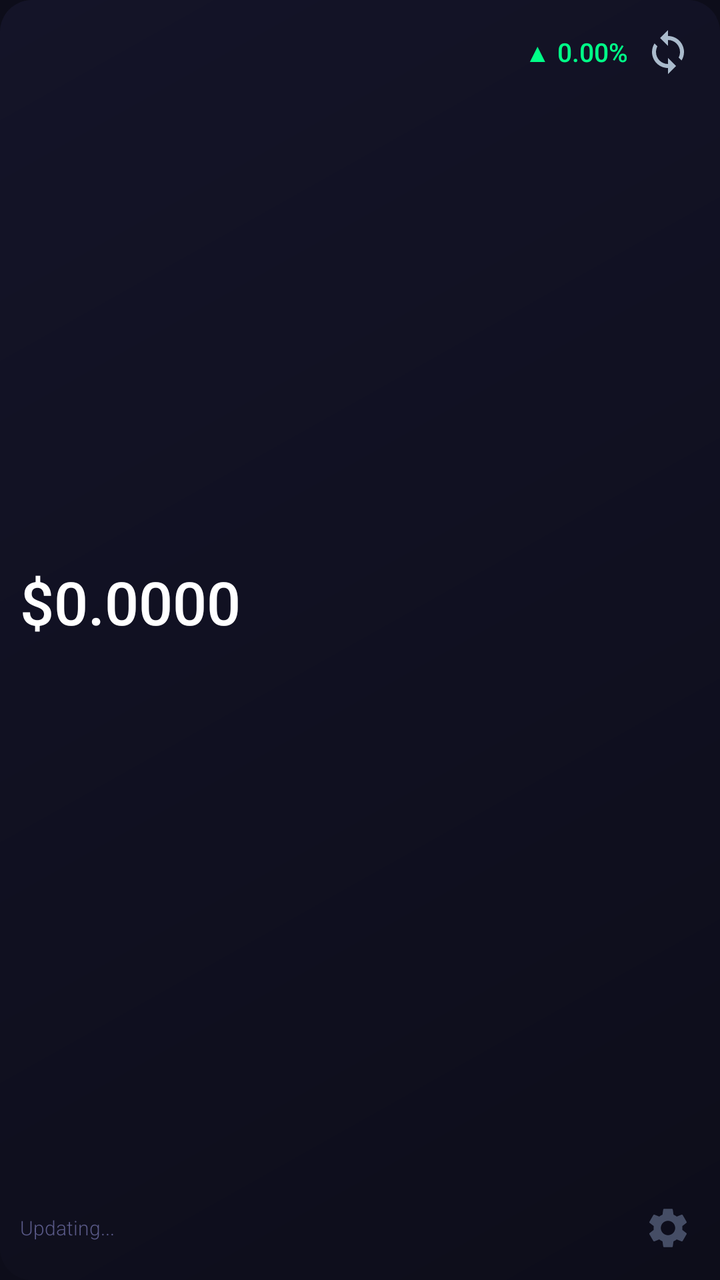
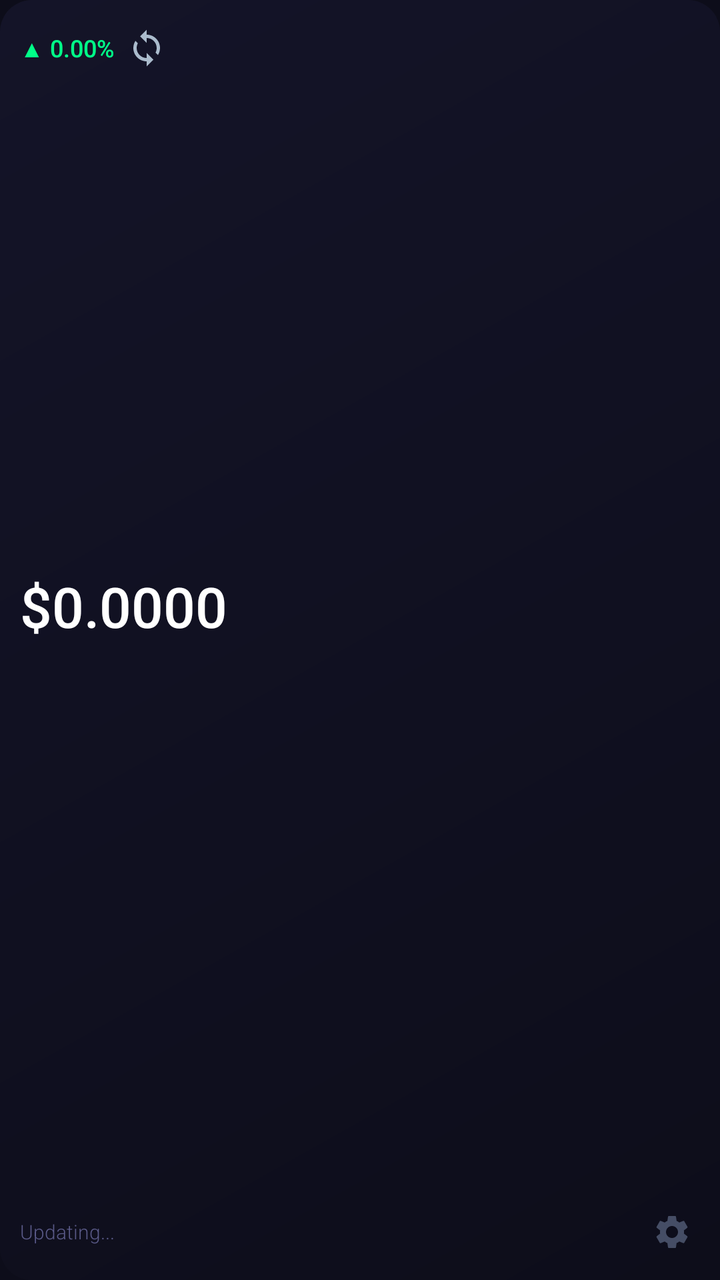

Screens rendered from an Android XML layout before and after an edit, with the pre-edit source and the edit as a unified diff.
<!-- AndroidManifest.xml: application theme Theme.Coinflow -->
<!-- res/layout/widget_layout.xml -->
<?xml version="1.0" encoding="utf-8"?>
<RelativeLayout xmlns:android="http://schemas.android.com/apk/res/android"
    android:id="@+id/widget_root"
    android:layout_width="match_parent"
    android:layout_height="match_parent"
    android:background="@drawable/widget_background"
    android:padding="10dp">

    
    <LinearLayout
        android:id="@+id/top_row"
        android:layout_width="match_parent"
        android:layout_height="wrap_content"
        android:orientation="horizontal"
        android:gravity="center_vertical"
        android:layout_alignParentTop="true">

        <TextView
            android:id="@+id/tv_coin_symbol"
            android:layout_width="0dp"
            android:layout_height="wrap_content"
            android:layout_weight="1"
            android:text=""
            android:textColor="#AABBCC"
            android:textSize="14sp"
            android:fontFamily="sans-serif-medium"
            android:letterSpacing="0.12" />

        <TextView
            android:id="@+id/tv_change"
            android:layout_width="wrap_content"
            android:layout_height="wrap_content"
            android:textSize="13sp"
            android:fontFamily="sans-serif-medium"
            android:textColor="#00FF88"
            android:layout_marginEnd="4dp"
            android:text="▲ 0.00%" />

        <ImageView
            android:id="@+id/btn_refresh"
            android:layout_width="32dp"
            android:layout_height="32dp"
            android:padding="4dp"
            android:src="@drawable/ic_refresh"
            android:contentDescription="Refresh" />
    </LinearLayout>

    
    <LinearLayout
        android:id="@+id/bottom_row"
        android:layout_width="match_parent"
        android:layout_height="wrap_content"
        android:orientation="horizontal"
        android:gravity="center_vertical"
        android:layout_alignParentBottom="true">

        <TextView
            android:id="@+id/tv_last_updated"
            android:layout_width="0dp"
            android:layout_height="wrap_content"
            android:layout_weight="1"
            android:textColor="#5A5A88"
            android:textSize="10sp"
            android:fontFamily="sans-serif-light"
            android:text="Updating..." />

        <ImageView
            android:id="@+id/btn_settings"
            android:layout_width="32dp"
            android:layout_height="32dp"
            android:padding="4dp"
            android:src="@drawable/widget_settings_icon"
            android:contentDescription="Settings" />
    </LinearLayout>

    
    <FrameLayout
        android:id="@+id/sparkline_container"
        android:layout_width="match_parent"
        android:layout_height="36dp"
        android:layout_above="@id/bottom_row"
        android:layout_marginBottom="2dp">

        <ImageView
            android:id="@+id/iv_sparkline"
            android:layout_width="match_parent"
            android:layout_height="match_parent"
            android:scaleType="fitXY"
            android:contentDescription="Price chart" />

    </FrameLayout>

    
    <LinearLayout
        android:id="@+id/price_row"
        android:layout_width="match_parent"
        android:layout_height="wrap_content"
        android:orientation="horizontal"
        android:gravity="center_vertical"
        android:layout_below="@id/top_row"
        android:layout_above="@id/sparkline_container"
        android:paddingTop="2dp"
        android:paddingBottom="2dp">

        <TextView
            android:id="@+id/tv_price"
            android:layout_width="0dp"
            android:layout_height="wrap_content"
            android:layout_weight="1"
            android:textColor="#FFFFFF"
            android:textSize="30sp"
            android:fontFamily="sans-serif-medium"
            android:text="$0.0000" />

        
        <LinearLayout
            android:id="@+id/wallet_row"
            android:layout_width="wrap_content"
            android:layout_height="wrap_content"
            android:orientation="vertical"
            android:gravity="end"
            android:visibility="gone">

            <TextView
                android:id="@+id/tv_balance"
                android:layout_width="wrap_content"
                android:layout_height="wrap_content"
                android:textColor="#00D4FF"
                android:textSize="14sp"
                android:fontFamily="sans-serif-medium"
                android:text="" />

            <TextView
                android:id="@+id/tv_portfolio_value"
                android:layout_width="wrap_content"
                android:layout_height="wrap_content"
                android:textColor="#8899BB"
                android:textSize="12sp"
                android:fontFamily="sans-serif-light"
                android:text="≈ $0.00" />
        </LinearLayout>

    </LinearLayout>

</RelativeLayout>
<!-- resources referenced by this layout -->
<resources>
  <!-- drawable ic_refresh (drawable) -->
  <?xml version="1.0" encoding="utf-8"?>
  <vector xmlns:android="http://schemas.android.com/apk/res/android"
      android:width="24dp"
      android:height="24dp"
      android:viewportWidth="24"
      android:viewportHeight="24">
      <path
          android:fillColor="#AABBCC"
          android:pathData="M12,4V1L8,5l4,4V6c3.31,0 6,2.69 6,6 0,1.01-0.25,1.97-0.7,2.8l1.46,1.46C19.54,15.03 20,13.57 20,12c0-4.42-3.58-8-8-8zM12,18c-3.31,0-6-2.69-6-6 0-1.01 0.25-1.97 0.7-2.8L5.24,7.74C4.46,8.97 4,10.43 4,12c0,4.42 3.58,8 8,8v3l4-4-4-4v3z"/>
  </vector>
  <!-- drawable widget_background (drawable) -->
  <?xml version="1.0" encoding="utf-8"?>
  <shape xmlns:android="http://schemas.android.com/apk/res/android"
      android:shape="rectangle">
      <gradient
          android:startColor="#0D0D1A"
          android:endColor="#141428"
          android:angle="135"
          android:type="linear" />
      <corners android:radius="16dp" />
  </shape>
  <!-- drawable widget_settings_icon (drawable) -->
  <?xml version="1.0" encoding="utf-8"?>
  <vector xmlns:android="http://schemas.android.com/apk/res/android"
      android:width="24dp"
      android:height="24dp"
      android:viewportWidth="24"
      android:viewportHeight="24">
      <path
          android:fillColor="#778899BB"
          android:pathData="M19.14,12.94c0.04,-0.3 0.06,-0.61 0.06,-0.94c0,-0.32 -0.02,-0.64 -0.07,-0.94l2.03,-1.58c0.18,-0.14 0.23,-0.41 0.12,-0.61l-1.92,-3.32c-0.12,-0.22 -0.37,-0.29 -0.59,-0.22l-2.39,0.96c-0.5,-0.38 -1.03,-0.7 -1.62,-0.94L14.4,2.81c-0.04,-0.24 -0.24,-0.41 -0.48,-0.41h-3.84c-0.24,0 -0.43,0.17 -0.47,0.41L9.25,5.35C8.66,5.59 8.12,5.92 7.63,6.29L5.24,5.33c-0.22,-0.08 -0.47,0 -0.59,0.22L2.74,8.87C2.62,9.08 2.66,9.34 2.86,9.48l2.03,1.58C4.84,11.36 4.8,11.69 4.8,12s0.02,0.64 0.07,0.94l-2.03,1.58c-0.18,0.14 -0.23,0.41 -0.12,0.61l1.92,3.32c0.12,0.22 0.37,0.29 0.59,0.22l2.39,-0.96c0.5,0.38 1.03,0.7 1.62,0.94l0.36,2.54c0.05,0.24 0.24,0.41 0.48,0.41h3.84c0.24,0 0.44,-0.17 0.47,-0.41l0.36,-2.54c0.59,-0.24 1.13,-0.56 1.62,-0.94l2.39,0.96c0.22,0.08 0.47,0 0.59,-0.22l1.92,-3.32c0.12,-0.22 0.07,-0.47 -0.12,-0.61L19.14,12.94zM12,15.6c-1.98,0 -3.6,-1.62 -3.6,-3.6s1.62,-3.6 3.6,-3.6s3.6,1.62 3.6,3.6S13.98,15.6 12,15.6z" />
  </vector>
  <style name="Theme.Coinflow" parent="Theme.Material3.DayNight.NoActionBar">
          <item name="colorPrimary">@color/accent_cyan</item>
          <item name="colorSecondary">@color/accent_purple</item>
          <item name="colorOnPrimary">@color/bg_dark</item>
          <item name="android:windowBackground">@color/bg_dark</item>
          <item name="android:statusBarColor">@color/bg_dark</item>
          <item name="android:navigationBarColor">@color/bg_dark</item>
      </style>
  <color name="accent_cyan">#00D4FF</color>
  <color name="accent_purple">#7B2FFF</color>
  <color name="bg_dark">#0D0D1A</color>
</resources>

<!-- the commit's change to res/layout/widget_layout.xml (unified diff, before → after) -->
@@ -15,31 +15,96 @@
         android:gravity="center_vertical"
         android:layout_alignParentTop="true">
 
-        <TextView
-            android:id="@+id/tv_coin_symbol"
-            android:layout_width="0dp"
-            android:layout_height="wrap_content"
-            android:layout_weight="1"
-            android:text=""
-            android:textColor="#AABBCC"
-            android:textSize="14sp"
-            android:fontFamily="sans-serif-medium"
-            android:letterSpacing="0.12" />
+        
+        <TextView
+            android:id="@+id/tab_coin_1"
+            android:layout_width="0dp"
+            android:layout_height="wrap_content"
+            android:layout_weight="1"
+            android:gravity="center"
+            android:paddingStart="2dp"
+            android:paddingEnd="2dp"
+            android:textSize="11sp"
+            android:fontFamily="sans-serif-medium"
+            android:letterSpacing="0.08"
+            android:visibility="gone" />
+
+        <TextView
+            android:id="@+id/tab_coin_2"
+            android:layout_width="0dp"
+            android:layout_height="wrap_content"
+            android:layout_weight="1"
+            android:gravity="center"
+            android:paddingStart="2dp"
+            android:paddingEnd="2dp"
+            android:textSize="11sp"
+            android:fontFamily="sans-serif-medium"
+            android:letterSpacing="0.08"
+            android:visibility="gone" />
+
+        <TextView
+            android:id="@+id/tab_coin_3"
+            android:layout_width="0dp"
+            android:layout_height="wrap_content"
+            android:layout_weight="1"
+            android:gravity="center"
+            android:paddingStart="2dp"
+            android:paddingEnd="2dp"
+            android:textSize="11sp"
+            android:fontFamily="sans-serif-medium"
+            android:letterSpacing="0.08"
+            android:visibility="gone" />
+
+        <TextView
+            android:id="@+id/tab_coin_4"
+            android:layout_width="0dp"
+            android:layout_height="wrap_content"
+            android:layout_weight="1"
+            android:gravity="center"
+            android:paddingStart="2dp"
+            android:paddingEnd="2dp"
+            android:textSize="11sp"
+            android:fontFamily="sans-serif-medium"
+            android:letterSpacing="0.08"
+            android:visibility="gone" />
+
+        <TextView
+            android:id="@+id/tab_coin_5"
+            android:layout_width="0dp"
+            android:layout_height="wrap_content"
+            android:layout_weight="1"
+            android:gravity="center"
+            android:paddingStart="2dp"
+            android:paddingEnd="2dp"
+            android:textSize="11sp"
+            android:fontFamily="sans-serif-medium"
+            android:letterSpacing="0.08"
+            android:visibility="gone" />
+
+        
+        <View
+            android:id="@+id/tab_divider"
+            android:layout_width="1dp"
+            android:layout_height="14dp"
+            android:background="#33FFFFFF"
+            android:layout_marginStart="4dp"
+            android:layout_marginEnd="4dp"
+            android:visibility="gone" />
 
         <TextView
             android:id="@+id/tv_change"
             android:layout_width="wrap_content"
             android:layout_height="wrap_content"
-            android:textSize="13sp"
+            android:textSize="12sp"
             android:fontFamily="sans-serif-medium"
             android:textColor="#00FF88"
-            android:layout_marginEnd="4dp"
+            android:layout_marginEnd="2dp"
             android:text="▲ 0.00%" />
 
         <ImageView
             android:id="@+id/btn_refresh"
-            android:layout_width="32dp"
-            android:layout_height="32dp"
+            android:layout_width="28dp"
+            android:layout_height="28dp"
             android:padding="4dp"
             android:src="@drawable/ic_refresh"
             android:contentDescription="Refresh" />
@@ -66,8 +131,8 @@
 
         <ImageView
             android:id="@+id/btn_settings"
-            android:layout_width="32dp"
-            android:layout_height="32dp"
+            android:layout_width="28dp"
+            android:layout_height="28dp"
             android:padding="4dp"
             android:src="@drawable/widget_settings_icon"
             android:contentDescription="Settings" />
@@ -77,7 +142,7 @@
     <FrameLayout
         android:id="@+id/sparkline_container"
         android:layout_width="match_parent"
-        android:layout_height="36dp"
+        android:layout_height="32dp"
         android:layout_above="@id/bottom_row"
         android:layout_marginBottom="2dp">
 
@@ -87,7 +152,6 @@
             android:layout_height="match_parent"
             android:scaleType="fitXY"
             android:contentDescription="Price chart" />
-
     </FrameLayout>
 
     
@@ -99,8 +163,8 @@
         android:gravity="center_vertical"
         android:layout_below="@id/top_row"
         android:layout_above="@id/sparkline_container"
-        android:paddingTop="2dp"
-        android:paddingBottom="2dp">
+        android:paddingTop="1dp"
+        android:paddingBottom="1dp">
 
         <TextView
             android:id="@+id/tv_price"
@@ -108,7 +172,7 @@
             android:layout_height="wrap_content"
             android:layout_weight="1"
             android:textColor="#FFFFFF"
-            android:textSize="30sp"
+            android:textSize="28sp"
             android:fontFamily="sans-serif-medium"
             android:text="$0.0000" />
 
@@ -126,7 +190,7 @@
                 android:layout_width="wrap_content"
                 android:layout_height="wrap_content"
                 android:textColor="#00D4FF"
-                android:textSize="14sp"
+                android:textSize="13sp"
                 android:fontFamily="sans-serif-medium"
                 android:text="" />
 
@@ -135,7 +199,7 @@
                 android:layout_width="wrap_content"
                 android:layout_height="wrap_content"
                 android:textColor="#8899BB"
-                android:textSize="12sp"
+                android:textSize="11sp"
                 android:fontFamily="sans-serif-light"
                 android:text="≈ $0.00" />
         </LinearLayout>
